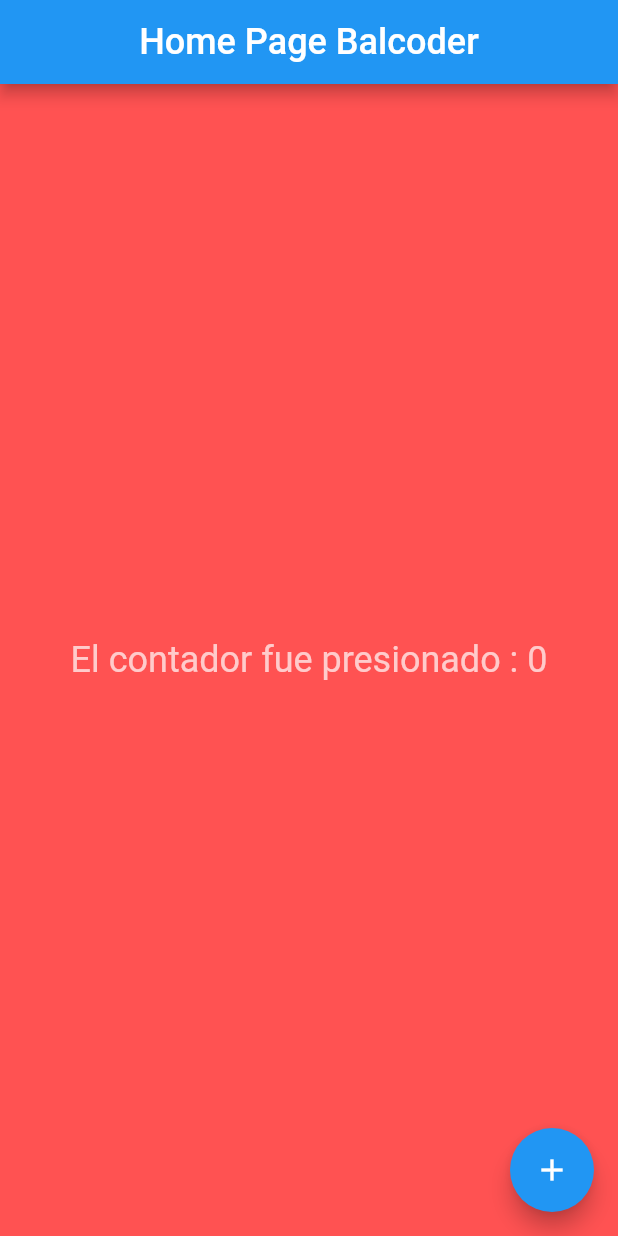
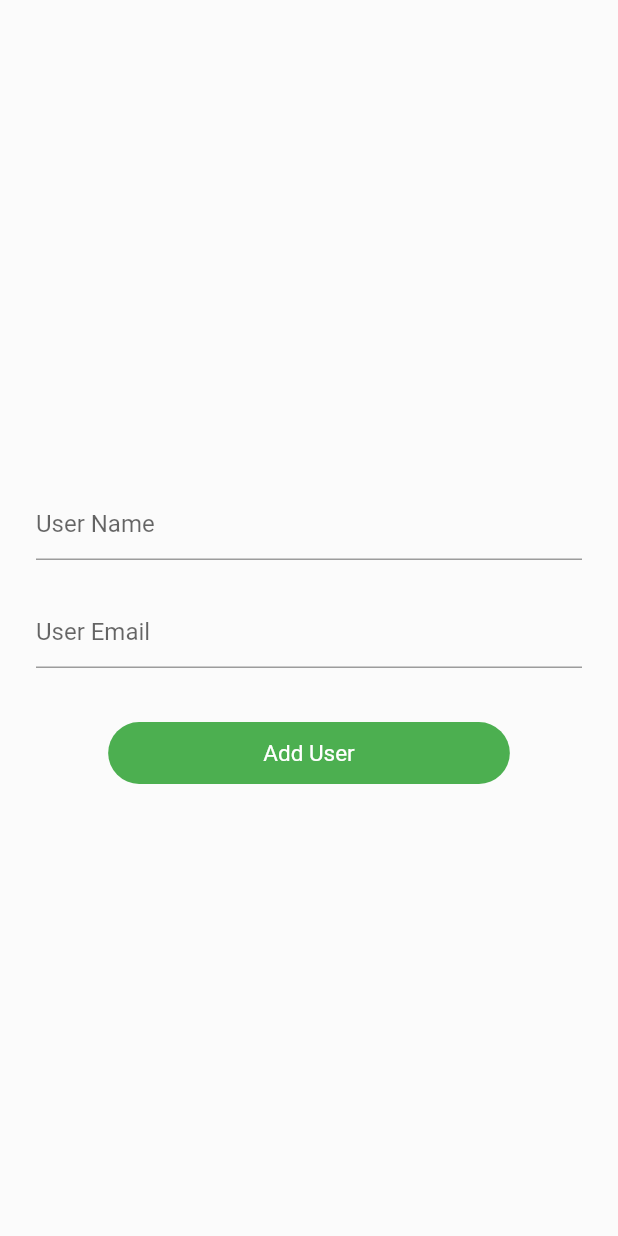
Before and after one commit to camilogs1/Flutter_App, a Flutter app: the screen it shows after launch, on a phone screen of 412 x 824 dp. Run offline on Flutter 3.47's test engine with Material 2 defaults, Android fonts, the phone set to English and light mode, and no system bars.

Commit message:
Second class

```diff
--- a/flutter_first_app_balcoder/lib/main.dart
+++ b/flutter_first_app_balcoder/lib/main.dart
@@ -1,5 +1,6 @@
 import 'package:flutter/material.dart';
-import 'package:flutter_first_app_balcoder/ui/home_page.dart';
+import 'package:flutter_first_app_balcoder/ui/user/home_page.dart';
+import 'package:flutter_first_app_balcoder/ui/user/user_formpage.dart';
 
 void main() {
   runApp(MyApp());
@@ -14,7 +15,7 @@ class MyApp extends StatelessWidget {
       theme: ThemeData(
         primarySwatch: Colors.blue,
       ),
-      home: HomePage(),
+      home: UserFormPage(),
     );
   }
 }
--- /dev/null
+++ b/flutter_first_app_balcoder/lib/ui/user/user_formpage.dart
@@ -0,0 +1,68 @@
+import 'package:flutter/material.dart';
+import 'package:flutter_first_app_balcoder/ui/utils/custom_container.dart';
+
+class UserFormPage extends StatefulWidget {
+  const UserFormPage({Key? key}) : super(key: key);
+
+  @override
+  _UserFormPageState createState() => _UserFormPageState();
+}
+
+class _UserFormPageState extends State<UserFormPage> {
+  late TextEditingController _controllerName;
+  late TextEditingController _controllerEmail;
+
+  @override
+  void initState() {
+    super.initState();
+
+    _controllerName = new TextEditingController(text: "");
+    _controllerEmail = new TextEditingController(text: "");
+  }
+
+  @override
+  Widget build(BuildContext context) {
+    //Tamaño dinamico para desarrollo web
+    double _height = MediaQuery.of(context).size.height * 0.05;
+    double _width = MediaQuery.of(context).size.width * 0.65;
+
+    return Scaffold(
+      body: Container(
+        color: Colors.white10,
+        child: Center(
+            child: Column(
+          children: [
+            Spacer(),
+            Padding(
+              padding: const EdgeInsets.all(24.0),
+              child: TextFormField(
+                controller: _controllerName,
+                decoration: InputDecoration(hintText: "User Name"),
+              ),
+            ),
+            Padding(
+              padding: const EdgeInsets.only(left: 24, right: 24, bottom: 36),
+              child: TextFormField(
+                controller: _controllerEmail,
+                decoration: InputDecoration(hintText: "User Email"),
+              ),
+            ),
+            GestureDetector(
+              onTap: () {
+                print("User Name: " + _controllerName.text);
+                print("User Email: " + _controllerEmail.text);
+              },
+              child: CustomContainer(
+                sizeHeight: _height,
+                sizeWidth: _width,
+                tittleText: 'Add User',
+                color: Colors.green,
+              ),
+            ),
+            Spacer(),
+          ],
+        )),
+      ),
+    );
+  }
+}
--- /dev/null
+++ b/flutter_first_app_balcoder/lib/ui/utils/custom_container.dart
@@ -0,0 +1,32 @@
+import 'package:flutter/material.dart';
+
+class CustomContainer extends StatelessWidget {
+  CustomContainer(
+      {Key? key,
+      required this.tittleText,
+      required this.sizeHeight,
+      required this.color,
+      required this.sizeWidth})
+      : super(key: key);
+
+  String tittleText;
+  double sizeHeight;
+  double sizeWidth;
+  Color color;
+
+  @override
+  Widget build(BuildContext context) {
+    return Container(
+      height: sizeHeight,
+      width: sizeWidth,
+      decoration: BoxDecoration(
+          color: color, borderRadius: BorderRadius.all(Radius.circular(50))),
+      child: Center(
+        child: Text(
+          tittleText,
+          style: TextStyle(fontSize: 15, color: Colors.white),
+        ),
+      ),
+    );
+  }
+}
--- /dev/null
+++ b/flutter_first_app_balcoder/lib/ui/utils/custom_text.dart
@@ -0,0 +1,32 @@
+import 'package:flutter/material.dart';
+
+class Custontext extends StatefulWidget {
+  const Custontext({Key? key}) : super(key: key);
+
+  @override
+  _CustontextState createState() => _CustontextState();
+}
+
+class _CustontextState extends State<Custontext> {
+  late TextEditingController _controllerName;
+  late TextEditingController _controllerEmail;
+
+  @override
+  void initState() {
+    super.initState();
+
+    _controllerName = new TextEditingController(text: "");
+    _controllerEmail = new TextEditingController(text: "");
+  }
+
+  @override
+  Widget build(BuildContext context) {
+    return Padding(
+      padding: const EdgeInsets.all(24.0),
+      child: TextFormField(
+        controller: _controllerName,
+        decoration: InputDecoration(hintText: "User Name"),
+      ),
+    );
+  }
+}
```
Also changed, not shown: flutter_first_app_balcoder/lib/ui/user/home_page.dart (renamed from flutter_first_app_balcoder/lib/ui/home_page.dart).
